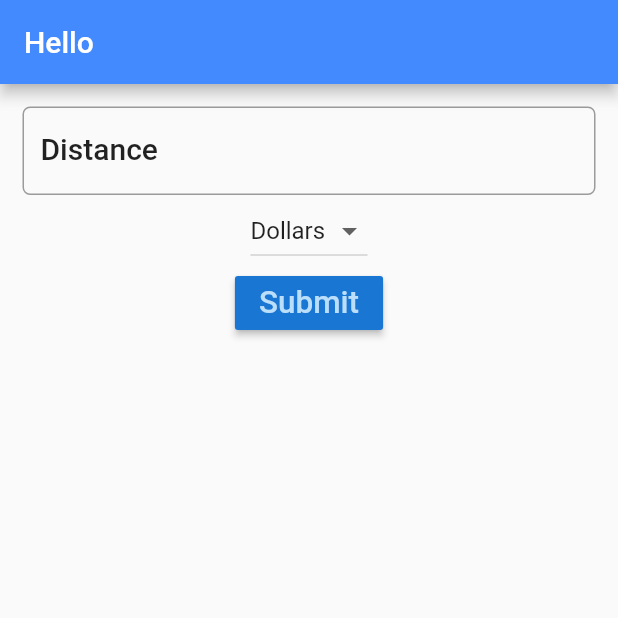
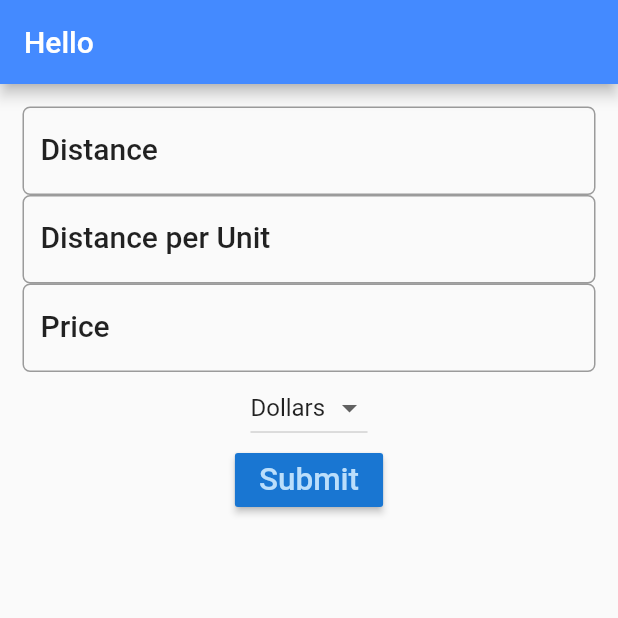
Before and after one commit to Andhrah/trip_cost, a Flutter app: the screen it shows after launch, on a phone screen of 412 x 824 dp, the top half of it. Run offline on Flutter 3.47's test engine with Material 2 defaults, Android fonts, the phone set to English and light mode, and no system bars.

Commit message:
add more input fields

```diff
--- a/lib/screens/home.dart
+++ b/lib/screens/home.dart
@@ -11,6 +11,8 @@ class _FuelFormState extends State<FuelForm> {
 
   // TextEditingController works the way as onchanged event listener method.
   TextEditingController distanceController = TextEditingController();
+  TextEditingController avgController = TextEditingController();
+  TextEditingController priceController = TextEditingController();
 
     String result = '';
 
@@ -32,6 +34,40 @@ class _FuelFormState extends State<FuelForm> {
             decoration: InputDecoration(
               labelText: 'Distance',
               hintText: 'e.g. 123',
+              labelStyle: textStyle,
+              border: OutlineInputBorder(
+                borderRadius: BorderRadius.circular(5.0),
+              )
+            ),
+            keyboardType: TextInputType.number,
+            // onChanged: (String string) {
+            //   setState(() {
+            //     name = string;
+            //   });
+            // },
+          ),
+          TextField(
+            controller: avgController,
+            decoration: InputDecoration(
+              labelText: 'Distance per Unit',
+              hintText: 'e.g. 17',
+              labelStyle: textStyle,
+              border: OutlineInputBorder(
+                borderRadius: BorderRadius.circular(5.0),
+              )
+            ),
+            keyboardType: TextInputType.number,
+            // onChanged: (String string) {
+            //   setState(() {
+            //     name = string;
+            //   });
+            // },
+          ),
+          TextField(
+            controller: priceController,
+            decoration: InputDecoration(
+              labelText: 'Price',
+              hintText: 'e.g. 1.65',
               labelStyle: textStyle,
               border: OutlineInputBorder(
                 borderRadius: BorderRadius.circular(5.0),
@@ -75,9 +111,12 @@ class _FuelFormState extends State<FuelForm> {
     )
   );
   }
-  _onDropdownChanged(String value) {
+
+  void _onDropdownChanged(String value) {
     setState(() {
       this._currency = value;
     });
   }
+
+
 }
```
